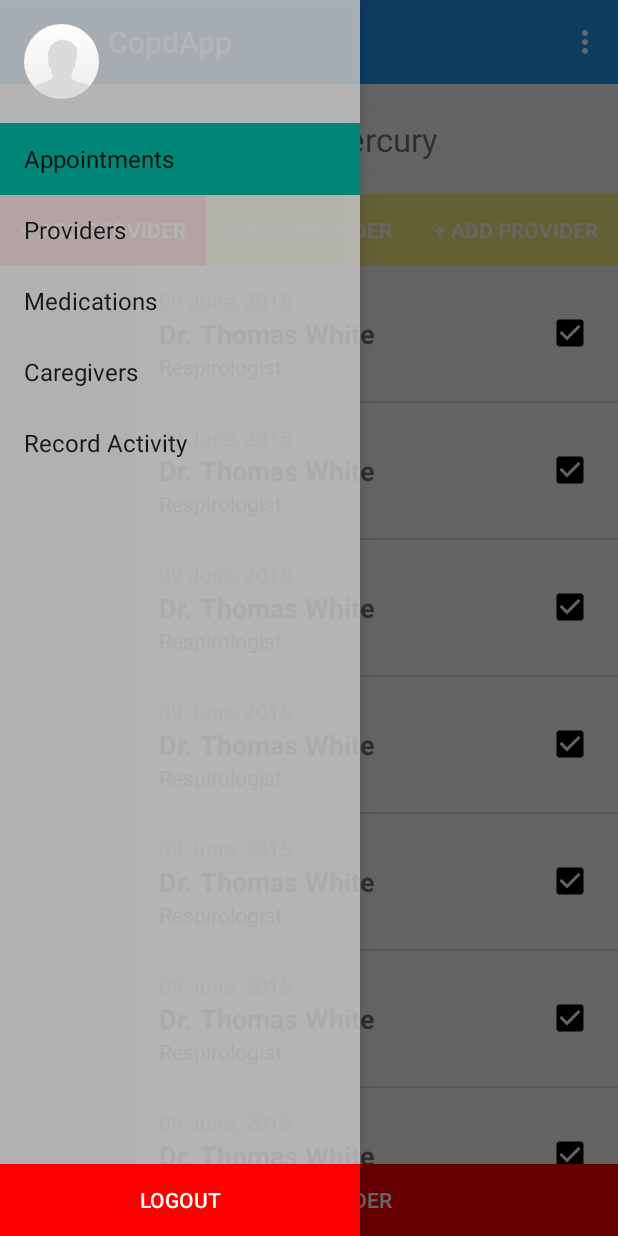
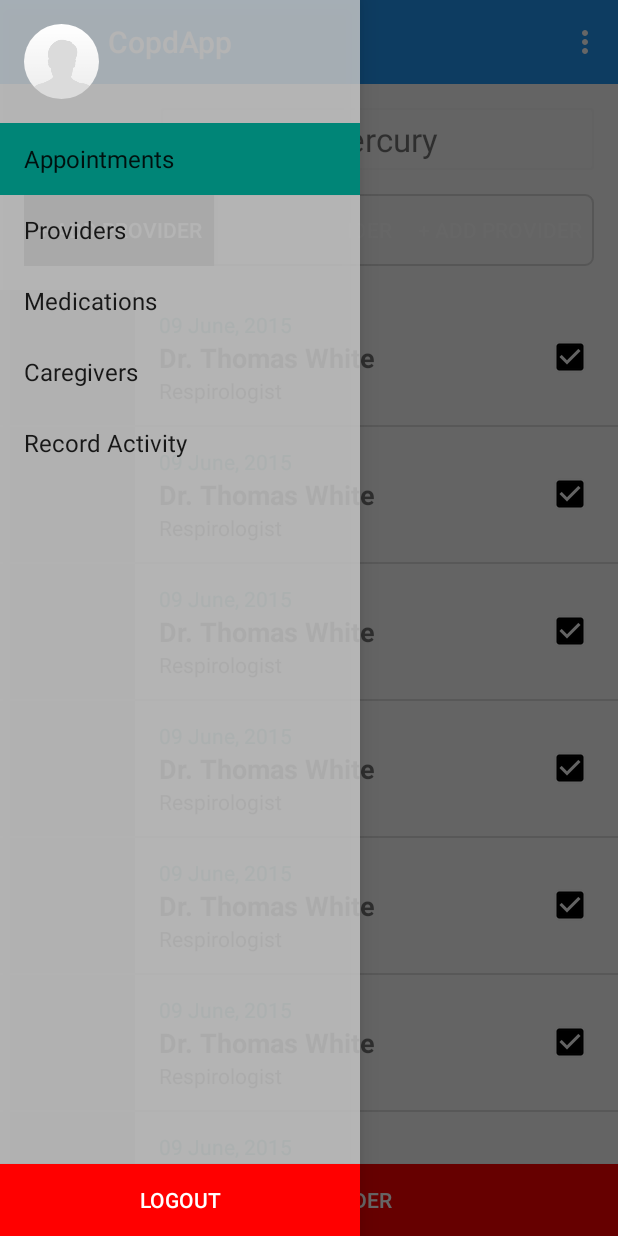
Before and after one commit to andreypetrov/CopdApp, an Android app: the screen it shows after launch (HomeActivity), on a phone screen of 412 x 824 dp. Run offline under Robolectric (Android 15) with nearby library versions, the phone set to English and light mode, and no system bars; our stand-ins replace CircleImageView, Picasso; libraries missing offline, so code that uses them is left out: com.orm; pictures from the network do not load.

Commit message:
Working on the tabs

```diff
--- a/app/src/main/res/drawable/tab.xml
+++ b/app/src/main/res/drawable/tab.xml
@@ -1,7 +1,6 @@
 <?xml version="1.0" encoding="utf-8"?>
 <selector xmlns:android="http://schemas.android.com/apk/res/android">
-    <item android:drawable="@drawable/add_button" android:state_selected="true"></item>
-    <item android:drawable="@drawable/add_button" android:state_pressed="true"></item>
-    <item android:drawable="@color/yellow_light"></item>
-
+    <item android:drawable="@color/gray" android:state_selected="true"></item>
+    <item android:drawable="@color/transparent" android:state_pressed="true"></item>
+    <item android:drawable="@color/transparent"></item>
 </selector>
--- /dev/null
+++ b/app/src/main/res/drawable/tabs.xml
@@ -0,0 +1,10 @@
+<?xml version="1.0" encoding="utf-8"?>
+<shape xmlns:android="http://schemas.android.com/apk/res/android"
+    android:shape="rectangle">
+    <corners android:radius="5dp" />
+    <stroke
+        android:width="1dp"
+        android:color="@color/secondary_text_disabled_material_light" />
+    <padding android:left="0dip" android:top="0dip" android:right="0dip"
+        android:bottom="0dip" />
+</shape>
--- a/app/src/main/res/layout/fragment_appointments.xml
+++ b/app/src/main/res/layout/fragment_appointments.xml
@@ -9,8 +9,12 @@
 
 
     <com.petrodevelopment.copdapp.views.TabsView
+        android:layout_marginRight="@dimen/activity_horizontal_margin"
+        android:layout_marginLeft="@dimen/activity_horizontal_margin"
+        android:layout_marginBottom="@dimen/activity_vertical_margin"
         android:layout_width="match_parent"
         android:layout_height="wrap_content"
+        android:background="@drawable/tabs"
         app:selected="0"
         >
 
```
